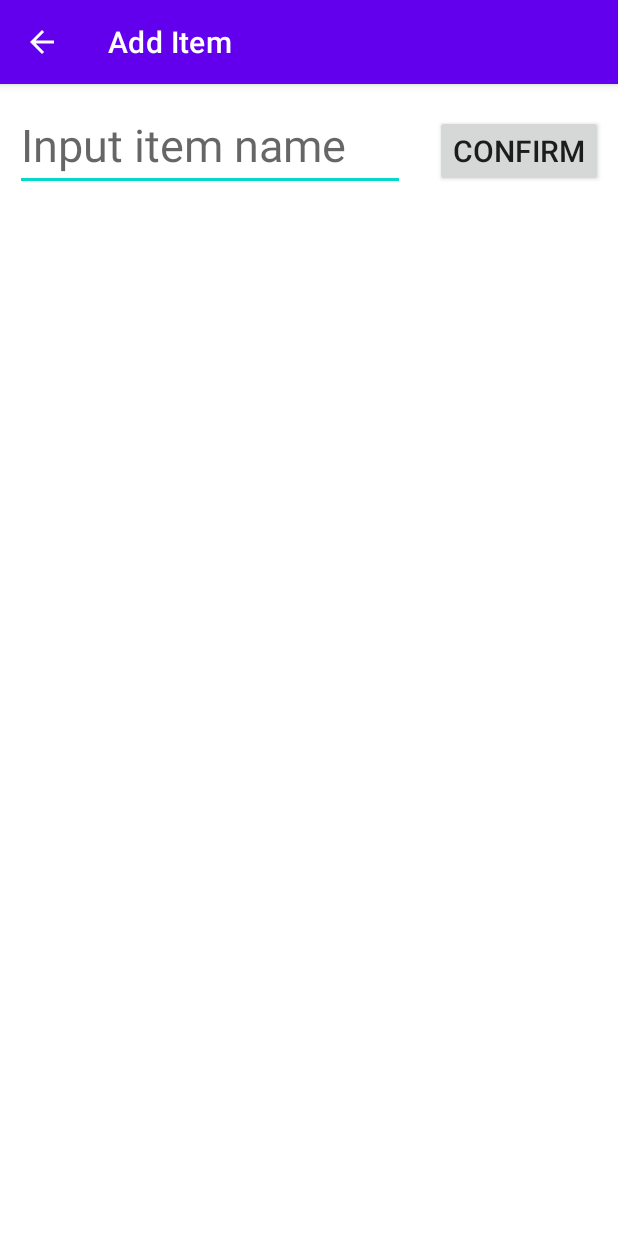
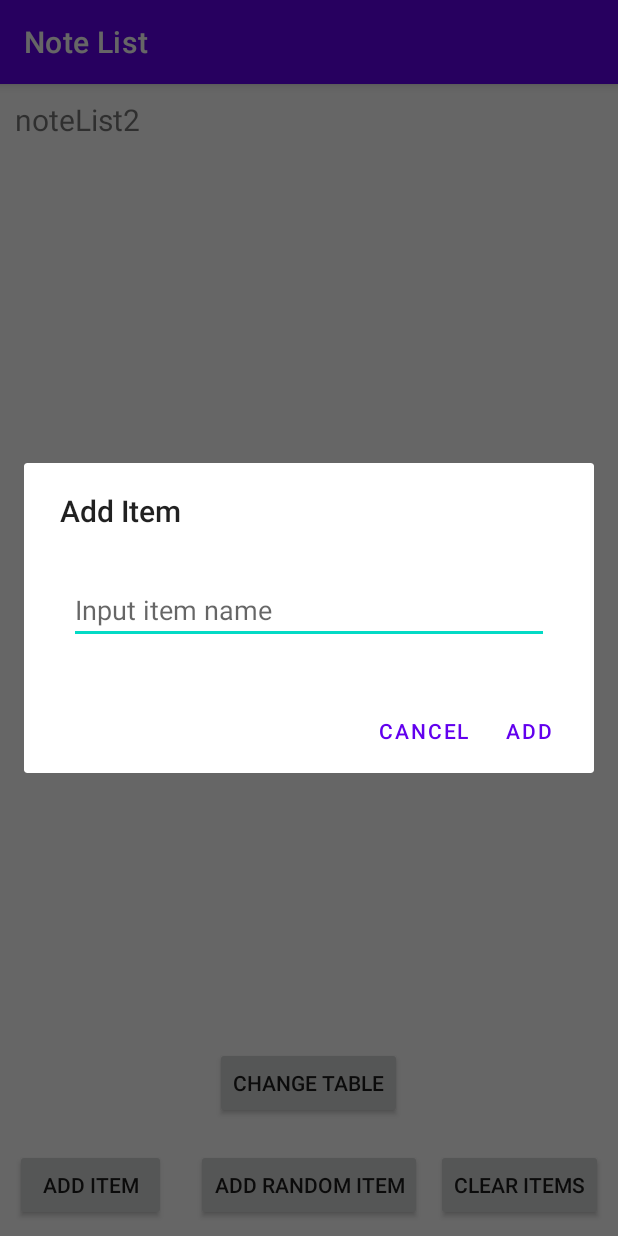
Before and after one commit to dongheekim23/NoteappV2, an Android app: the screen it shows after launch (AddItemActivity before the commit, MainActivity after it), after a tap on "ADD ITEM", on a phone screen of 412 x 824 dp. Run offline under Robolectric (Android 15) with nearby library versions, the phone set to English and light mode, and no system bars; 1 other tap on this screen came first.

Commit message:
Show Add Item option in AlertDialog instead of Activity

```diff
--- a/app/src/main/java/com/kdonghee/noteappv2/MainActivity.kt
+++ b/app/src/main/java/com/kdonghee/noteappv2/MainActivity.kt
@@ -1,10 +1,19 @@
 package com.kdonghee.noteappv2
 
+import android.content.Context
+import android.content.DialogInterface
 import android.content.Intent
 import androidx.appcompat.app.AppCompatActivity
 import android.os.Bundle
 import android.util.Log
+import android.view.LayoutInflater
+import android.view.View
 import android.widget.Button
+import android.widget.EditText
+import android.widget.TextView
+import android.widget.Toast
+import androidx.appcompat.app.AlertDialog
+import androidx.core.view.marginLeft
 import androidx.recyclerview.widget.ItemTouchHelper
 import androidx.recyclerview.widget.LinearLayoutManager
 import androidx.recyclerview.widget.RecyclerView
@@ -12,15 +21,21 @@ import com.kdonghee.noteappv2.adapter.NoteRecyclerViewAdapter
 import com.kdonghee.noteappv2.database.NoteDBHelper
 import com.kdonghee.noteappv2.database.NoteEntry
 import com.kdonghee.noteappv2.database.SECONDARY_TABLE_NAME
+import com.kdonghee.noteappv2.database.TableNameChangeListener
 import com.kdonghee.noteappv2.item.ItemStatus
 import com.kdonghee.noteappv2.item.ItemUtils
 import com.kdonghee.noteappv2.item.NoteItem
 import com.kdonghee.noteappv2.thread.ThreadPoolManager
 
-class MainActivity : AppCompatActivity() {
+class MainActivity : AppCompatActivity(), TableNameChangeListener {
+
+    private var titleTextView: TextView? = null
+
     override fun onCreate(savedInstanceState: Bundle?) {
         super.onCreate(savedInstanceState)
         setContentView(R.layout.activity_main)
+
+        NoteDBHelper.registerTableNameChangeListener(this)
 
         val recyclerView: RecyclerView = findViewById(R.id.note_recycler_view)
         val dbHelper = NoteDBHelper(this)
@@ -49,9 +64,13 @@ class MainActivity : AppCompatActivity() {
             }
         }).attachToRecyclerView(recyclerView)
 
+        titleTextView = findViewById(R.id.note_title)
+        titleTextView?.text = NoteDBHelper.currentTableName
+
         val addButton: Button = findViewById(R.id.add_button)
         addButton.setOnClickListener {
-            startActivity(Intent(this, AddItemActivity::class.java))
+            //startActivity(Intent(this, AddItemActivity::class.java))
+            createAndShowAddItemDialog(this, dbHelper)
         }
 
         val addRandomButton: Button = findViewById(R.id.add_random_button)
@@ -82,4 +101,50 @@ class MainActivity : AppCompatActivity() {
             adapter.updateAdapterItems()
         }
     }
+
+    override fun onDestroy() {
+        super.onDestroy()
+        NoteDBHelper.deregisterTableNameChangeListener(this)
+    }
+
+    private fun createAndShowAddItemDialog(context: Context, noteDBHelper: NoteDBHelper) {
+        val editTextContainer = LayoutInflater.from(context).inflate(R.layout.item_add_edit_text, null)
+        val editText: EditText = editTextContainer.findViewById(R.id.add_item_edit_text)
+
+        val addItemDialog = AlertDialog.Builder(this).create()
+        addItemDialog.apply {
+            setView(editTextContainer)
+            setTitle("Add Item")
+            setCancelable(true)
+
+            setButton(DialogInterface.BUTTON_POSITIVE, "Add") clickListener@ { _, _ ->
+                val inputEditText = editText.text.trim().toString()
+                if (inputEditText.isEmpty()) {
+                    Toast.makeText(context, "Enter a word!", Toast.LENGTH_SHORT).show()
+                    return@clickListener
+                }
+
+                ThreadPoolManager.execute {
+                    val item = noteDBHelper.addItem(inputEditText, (1..10).random())
+
+                    ThreadPoolManager.submitOnMainThread {
+                        Log.i("dh5031", "${Thread.currentThread().name} - notifyItemChanged(item, ItemStatus.ADDED)")
+                        ItemUtils.notifyItemChanged(item, ItemStatus.ADDED)
+                    }
+                }
+
+                dismiss()
+            }
+
+            setButton(DialogInterface.BUTTON_NEGATIVE, "Cancel") { _, _ ->
+                dismiss()
+            }
+        }
+
+        addItemDialog.show()
+    }
+
+    override fun onTableNameChanged(newName: String) {
+        titleTextView?.text = newName
+    }
 }
--- a/app/src/main/java/com/kdonghee/noteappv2/database/NoteDBHelper.kt
+++ b/app/src/main/java/com/kdonghee/noteappv2/database/NoteDBHelper.kt
@@ -9,17 +9,37 @@ import android.provider.BaseColumns
 import android.util.Log
 import com.kdonghee.noteappv2.item.ItemUtils
 import com.kdonghee.noteappv2.item.NoteItem
+import kotlin.properties.Delegates
 
 const val DATABASE_NAME = "notelist.db"
 const val DATABASE_VERSION = 2
 
 const val SECONDARY_TABLE_NAME = "noteList2"
 
+interface TableNameChangeListener {
+
+    fun onTableNameChanged(newName: String)
+}
+
 class NoteDBHelper(context: Context) : SQLiteOpenHelper(context, DATABASE_NAME, null, DATABASE_VERSION) {
 
     companion object {
 
-        var currentTableName: String = NoteEntry.TABLE_NAME
+        // TODO: Move these static variables and functions to another place
+
+        private val tableNameChangeListeners: MutableSet<TableNameChangeListener> = mutableSetOf()
+
+        fun registerTableNameChangeListener(listener: TableNameChangeListener) {
+            tableNameChangeListeners.add(listener)
+        }
+
+        fun deregisterTableNameChangeListener(listener: TableNameChangeListener) {
+            tableNameChangeListeners.remove(listener)
+        }
+
+        var currentTableName: String by Delegates.observable(NoteEntry.TABLE_NAME) { _, _, newValue ->
+            tableNameChangeListeners.forEach { it.onTableNameChanged(newValue) }
+        }
             private set
     }
 
--- a/app/src/main/res/layout/activity_main.xml
+++ b/app/src/main/res/layout/activity_main.xml
@@ -11,8 +11,7 @@
         android:id="@+id/note_title"
         android:layout_width="wrap_content"
         android:layout_height="wrap_content"
-        android:textAllCaps="true"
-        android:text="Note App"
+        android:textAllCaps="false"
         android:layout_margin="10dp"
         android:textSize="20sp"
         app:layout_constraintBottom_toBottomOf="parent"
--- /dev/null
+++ b/app/src/main/res/layout/item_add_edit_text.xml
@@ -0,0 +1,17 @@
+<?xml version="1.0" encoding="utf-8"?>
+<RelativeLayout
+    xmlns:android="http://schemas.android.com/apk/res/android"
+    android:layout_width="wrap_content"
+    android:layout_height="wrap_content">
+
+    <EditText
+        android:id="@+id/add_item_edit_text"
+        android:layout_width="match_parent"
+        android:layout_height="wrap_content"
+        android:layout_marginStart="30dp"
+        android:layout_marginTop="30dp"
+        android:layout_marginEnd="30dp"
+        android:layout_marginBottom="30dp"
+        android:hint="Input item name" />
+
+</RelativeLayout>
```
